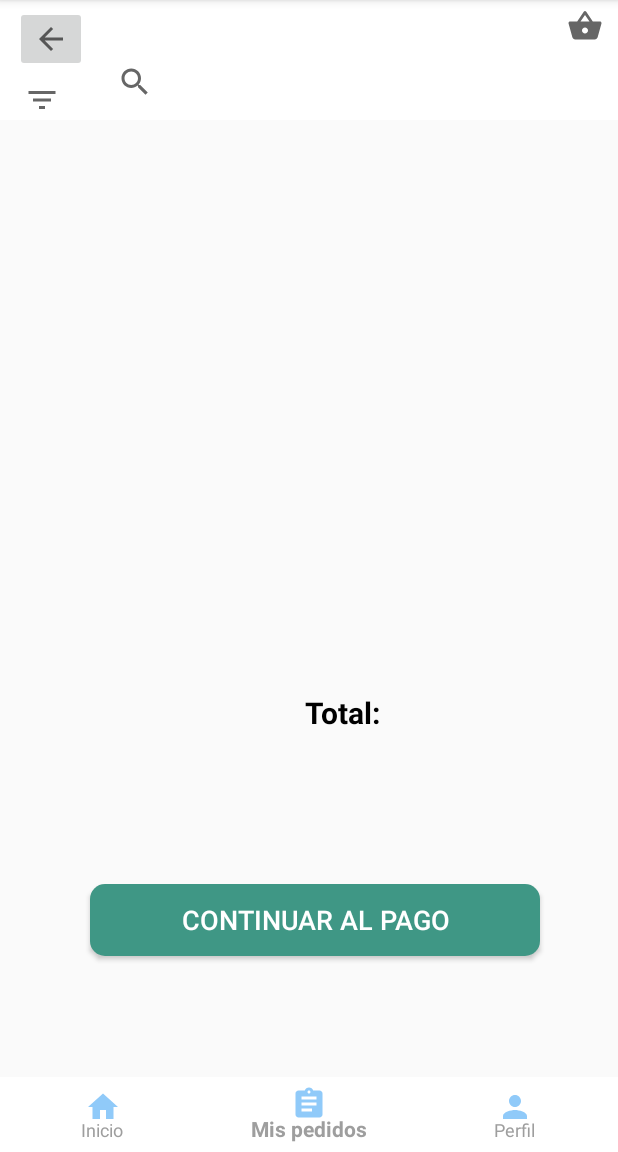
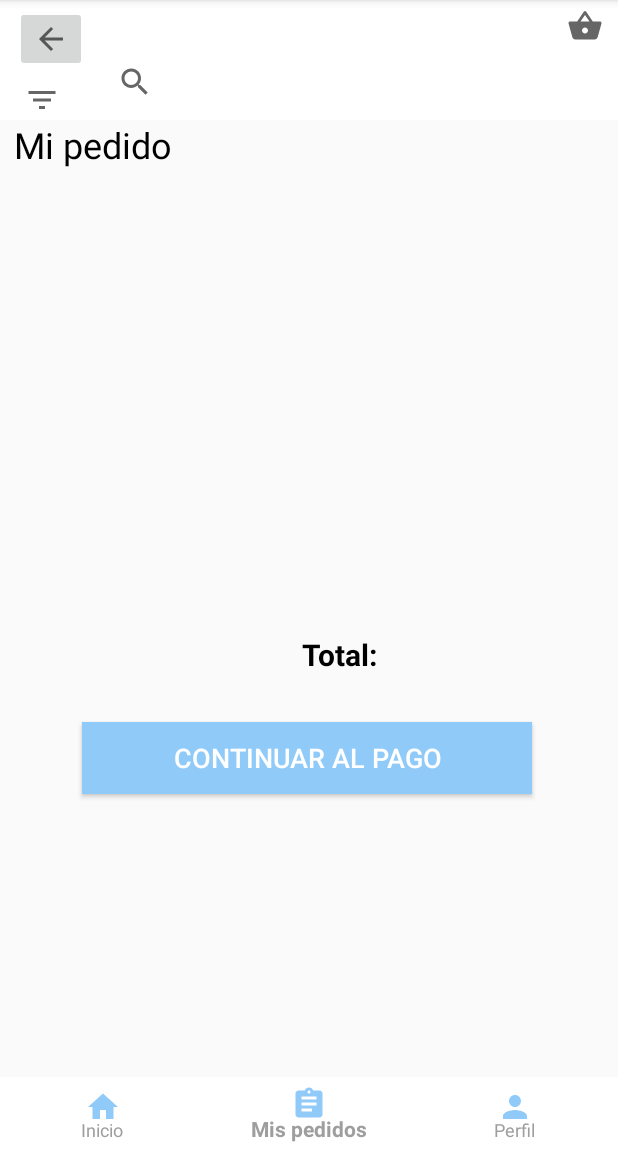
Before and after one commit to carloshuila/EmpredApp, an Android app: the PedidosActivity screen opened directly, with no data from a screen before it, on a phone screen of 412 x 824 dp, the part 84-1236 px from its top. Run offline under Robolectric (Android 15) with nearby library versions, the phone set to English and light mode, and no system bars; our stand-ins replace Firebase (no records; nobody signed in at launch, a user with empty details on screens opened directly).

Commit message:
Se modifica vista login, acomoda tamaño de logo y se agregan mensaje de recuperacion de contrasenia y de registro

```diff
--- a/app/src/main/res/layout/activity_login.xml
+++ b/app/src/main/res/layout/activity_login.xml
@@ -4,6 +4,7 @@
     xmlns:tools="http://schemas.android.com/tools"
     android:layout_width="match_parent"
     android:layout_height="match_parent"
+    android:background="@color/colorBlanco"
     tools:context=".login.LoginActivity">
 
     <TextView
@@ -21,8 +22,8 @@
 
     <ImageView
         android:id="@+id/imageView"
-        android:layout_width="150dp"
-        android:layout_height="150dp"
+        android:layout_width="250dp"
+        android:layout_height="250dp"
         android:layout_marginTop="10dp"
 
         app:layout_constraintEnd_toEndOf="parent"
@@ -37,8 +38,8 @@
         android:layout_height="wrap_content"
         android:layout_marginTop="20dp"
         android:ems="10"
+        android:hint="@string/correo"
         android:inputType="textEmailAddress"
-        android:hint="@string/correo"
         app:layout_constraintEnd_toEndOf="parent"
         app:layout_constraintStart_toStartOf="parent"
         app:layout_constraintTop_toBottomOf="@+id/imageView" />
@@ -49,23 +50,25 @@
         android:layout_height="wrap_content"
         android:layout_marginTop="20dp"
         android:ems="10"
+        android:hint="@string/Contraseña"
         android:inputType="numberPassword"
-        android:hint="@string/Contraseña"
         app:layout_constraintEnd_toEndOf="parent"
         app:layout_constraintStart_toStartOf="parent"
         app:layout_constraintTop_toBottomOf="@+id/editTextTextEmailAddress" />
 
     <TextView
         android:id="@+id/textView8"
-        android:layout_width="56dp"
-        android:layout_height="16dp"
+        android:layout_width="wrap_content"
+        android:layout_height="wrap_content"
         android:layout_marginTop="5dp"
-        android:text="TextView"
+        android:text="@string/recuperacionContra"
+        android:textColor="@color/colorPrimaryDark"
         app:layout_constraintBottom_toBottomOf="parent"
         app:layout_constraintEnd_toEndOf="parent"
+        app:layout_constraintHorizontal_bias="0.498"
         app:layout_constraintStart_toStartOf="parent"
         app:layout_constraintTop_toBottomOf="@+id/editTextNumberPassword"
-        app:layout_constraintVertical_bias="0.041" />
+        app:layout_constraintVertical_bias="0.03" />
 
     <Button
         android:id="@+id/button"
@@ -80,6 +83,16 @@
         app:layout_constraintTop_toBottomOf="@+id/textView8"
         tools:text="@string/btn_InicioSesion" />
 
+    <TextView
+        android:id="@+id/textView5"
+        android:layout_width="wrap_content"
+        android:layout_height="wrap_content"
+        android:layout_marginTop="5dp"
+        android:text="@string/mensajeRegistro"
+        android:textColor="@color/colorPrimaryDark"
+        app:layout_constraintEnd_toEndOf="parent"
+        app:layout_constraintStart_toStartOf="parent"
+        app:layout_constraintTop_toBottomOf="@+id/button" />
 
 
 </androidx.constraintlayout.widget.ConstraintLayout>
--- a/app/src/main/res/layout/activity_pedidos.xml
+++ b/app/src/main/res/layout/activity_pedidos.xml
@@ -65,28 +65,79 @@
 
 
     <!--- pedidos contenedor -->
+
+
+    <androidx.constraintlayout.widget.ConstraintLayout
+        android:layout_width="410dp"
+        android:layout_height="604dp"
+        app:layout_constraintBottom_toTopOf="@+id/contLayouyBarraNav"
+        app:layout_constraintEnd_toEndOf="parent"
+        app:layout_constraintHorizontal_bias="0.0"
+        app:layout_constraintStart_toStartOf="parent"
+        app:layout_constraintTop_toBottomOf="@+id/contLayoutSuperior"
+        app:layout_constraintVertical_bias="0.0">
+
+        <TextView
+            android:id="@+id/textView6"
+            android:layout_width="wrap_content"
+            android:layout_height="wrap_content"
+            android:text="@string/mipedido"
+            android:textColor="@color/colorNegro"
+            android:textSize="24sp"
+            app:layout_constraintEnd_toEndOf="parent"
+            app:layout_constraintHorizontal_bias="0.03"
+            app:layout_constraintStart_toStartOf="parent"
+            app:layout_constraintTop_toTopOf="parent" />
+
         <LinearLayout
             android:id="@+id/contLayoutPedidos"
-        android:layout_width="0dp"
+            android:layout_width="wrap_content"
             android:layout_height="wrap_content"
-        android:layout_marginTop="5dp"
             app:layout_constraintEnd_toEndOf="parent"
             app:layout_constraintStart_toStartOf="parent"
-        app:layout_constraintTop_toBottomOf="@+id/contLayoutSuperior">
+            app:layout_constraintTop_toBottomOf="@+id/textView6">
 
             <androidx.recyclerview.widget.RecyclerView
                 android:id="@+id/id_recyclerView_pedidos"
                 android:layout_width="match_parent"
-            android:layout_height="350dp"
+                android:layout_height="310dp"
                 android:orientation="horizontal" />
         </LinearLayout>
 
+        <LinearLayout
+            android:id="@+id/linearLayout2"
+            android:layout_width="0dp"
+            android:layout_height="wrap_content"
+            android:layout_marginHorizontal="20dp"
+            android:gravity="center"
+            android:padding="10dp"
+            app:layout_constraintBottom_toBottomOf="parent"
+            app:layout_constraintEnd_toEndOf="parent"
+            app:layout_constraintHorizontal_bias="0.0"
+            app:layout_constraintStart_toStartOf="parent"
+            app:layout_constraintTop_toBottomOf="@+id/linearLayout4"
+            app:layout_constraintVertical_bias="0.01999998">
+
+
+            <Button
+                android:id="@+id/id_btn_pagar"
+                android:layout_width="300dp"
+                android:layout_height="wrap_content"
+                android:layout_margin="16dp"
+                android:background="@color/colorPrimary"
+                android:gravity="center"
+                android:onClick="Pagar"
+                android:text="@string/btn_pagar"
+                android:textColor="#FFFFFF"
+                android:textSize="18sp" />
+
+
+        </LinearLayout>
 
         <LinearLayout
             android:id="@+id/linearLayout4"
-        android:layout_width="match_parent"
-        android:layout_height="120dp"
-        android:layout_marginTop="26dp"
+            android:layout_width="0dp"
+            android:layout_height="wrap_content"
             android:gravity="right"
             app:layout_constraintEnd_toEndOf="parent"
             app:layout_constraintStart_toStartOf="parent"
@@ -117,46 +168,6 @@
 
         </LinearLayout>
 
-    <LinearLayout
-        android:layout_marginHorizontal="20dp"
-        android:id="@+id/linearLayout2"
-        android:layout_width="match_parent"
-        android:layout_height="100dp"
-        android:layout_marginStart="8dp"
-        android:layout_marginBottom="120dp"
-        android:gravity="center"
-        android:padding="10dp"
-        app:layout_constraintBottom_toBottomOf="parent"
-        app:layout_constraintStart_toStartOf="parent"
-        app:layout_constraintTop_toBottomOf="@+id/linearLayout4"
-        app:layout_constraintVertical_bias="0.54">
-
-
-        <Button
-            android:id="@+id/id_btn_pagar"
-            android:layout_width="300dp"
-            android:layout_height="wrap_content"
-            android:layout_margin="16dp"
-            android:background="@drawable/add_to_cart_bg"
-            android:gravity="center"
-            android:onClick="Pagar"
-            android:text="@string/btn_pagar"
-            android:textColor="#FFFFFF"
-            android:textSize="18sp" />
-
-
-    </LinearLayout>
-
-    <androidx.constraintlayout.widget.ConstraintLayout
-        android:id="@+id/contLayoutInformacion"
-        android:layout_width="0dp"
-        android:layout_height="wrap_content"
-        android:layout_marginTop="5dp"
-        app:layout_constraintEnd_toEndOf="parent"
-        app:layout_constraintHorizontal_bias="0.36"
-        app:layout_constraintStart_toStartOf="parent"
-        app:layout_constraintTop_toBottomOf="@+id/contLayoutFoto">
-
     </androidx.constraintlayout.widget.ConstraintLayout>
 
     <androidx.constraintlayout.widget.ConstraintLayout
@@ -166,22 +177,20 @@
         app:layout_constraintBottom_toBottomOf="parent"
         app:layout_constraintEnd_toEndOf="parent"
         app:layout_constraintHorizontal_bias="0.0"
-        app:layout_constraintStart_toStartOf="parent"
-        app:layout_constraintTop_toBottomOf="@+id/contLayoutInformacion"
-        app:layout_constraintVertical_bias="1.0">
+        app:layout_constraintStart_toStartOf="parent">
 
         <com.google.android.material.bottomnavigation.BottomNavigationView
             android:id="@+id/btnBarraNav"
             android:layout_width="0dp"
             android:layout_height="0dp"
+            app:backgroundTint="@color/colorBlanco"
+            app:itemIconTint="@color/colorPrimary"
             app:itemTextColor="@color/colorGris"
             app:labelVisibilityMode="auto"
             app:layout_constraintBottom_toBottomOf="parent"
             app:layout_constraintEnd_toEndOf="parent"
             app:layout_constraintStart_toStartOf="parent"
             app:layout_constraintTop_toTopOf="parent"
-            app:backgroundTint="@color/colorBlanco"
-            app:itemIconTint="@color/colorPrimary"
             app:menu="@menu/btn_nav_menu" />
     </androidx.constraintlayout.widget.ConstraintLayout>
 
--- a/app/src/main/res/values/strings.xml
+++ b/app/src/main/res/values/strings.xml
@@ -18,6 +18,9 @@
     <string name="Postres">Postres</string>
     <string name="MarLeches">Mar de leches</string>
     <string name="metodoPago">Método de pago</string>
+    <string name="mensajeRegistro">¿Eres nuevo aquí? Registrate</string>
+    <string name="recuperacionContra">¿Perdiste tu contraseña?</string>
+    <string name="mipedido">Mi pedido</string>
 
 
 </resources>
```
Also changed, not shown: 2 other files. Lines whose indentation alone changed are shown as unchanged.
